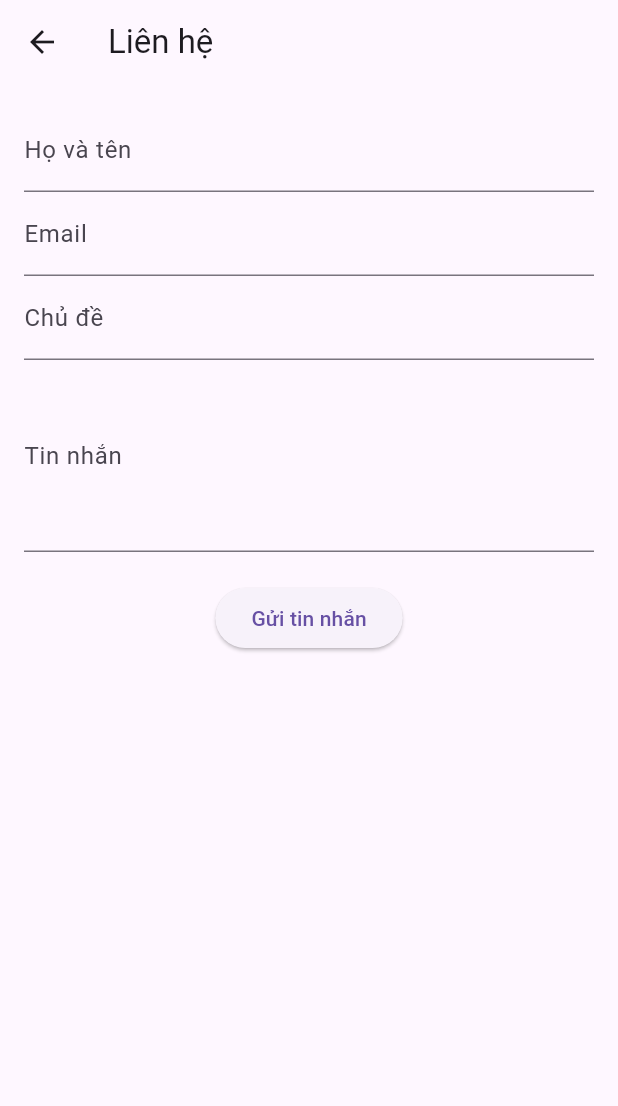
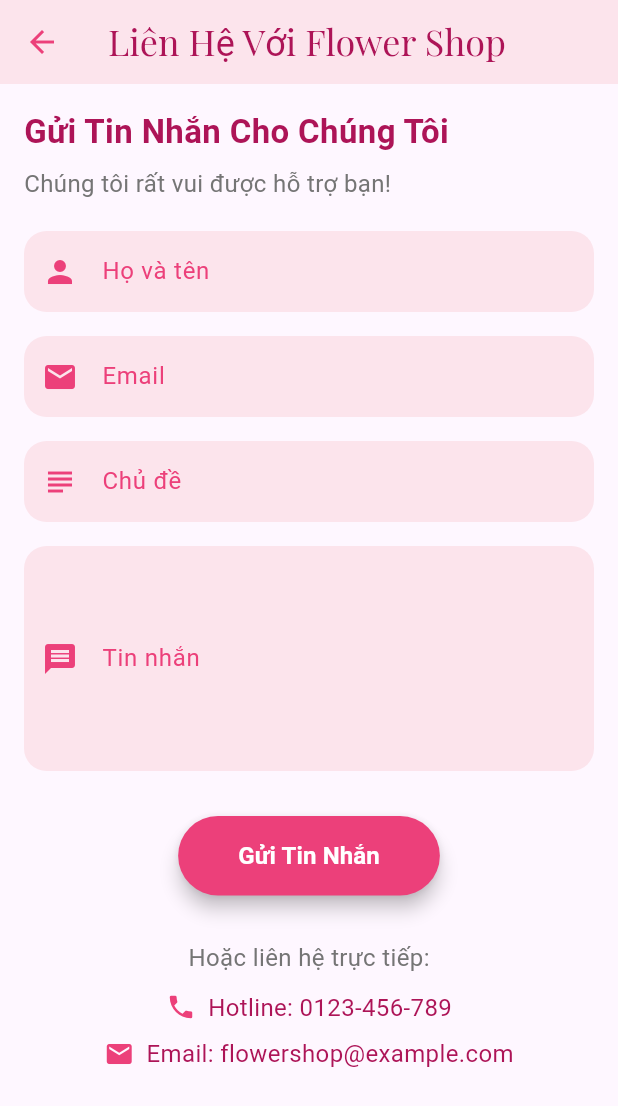
Before and after one commit to tranquocdong1/shop_mobile, a Flutter app: the ContactScreen screen opened directly, on a phone screen of 412 x 824 dp. Shown: the top 1106 px of the screen. Run offline on Flutter 3.47's test engine with Material 3 defaults, Android fonts, the phone set to English and light mode, and no system bars; our stand-ins replace dio; project files that could hold a hidden picture were left out.

Commit message:
add profle screen

```diff
--- a/lib/screens/contact_screen.dart
+++ b/lib/screens/contact_screen.dart
@@ -23,51 +23,200 @@ class _ContactScreenState extends State<ContactScreen> {
 
     bool success = await ContactService.submitContact(contact);
 
+    ScaffoldMessenger.of(context).showSnackBar(
+      SnackBar(
+        content: Text(
+          success ? "Gửi thành công!" : "Gửi thất bại, vui lòng thử lại.",
+          style: TextStyle(color: Colors.white),
+        ),
+        backgroundColor: success ? Colors.green : Colors.red,
+        duration: Duration(seconds: 2),
+      ),
+    );
+
     if (success) {
-      ScaffoldMessenger.of(context).showSnackBar(
-        SnackBar(content: Text("Gửi thành công!")),
-      );
-    } else {
-      ScaffoldMessenger.of(context).showSnackBar(
-        SnackBar(content: Text("Gửi thất bại, vui lòng thử lại.")),
-      );
+      _nameController.clear();
+      _emailController.clear();
+      _subjectController.clear();
+      _messageController.clear();
     }
   }
 
   @override
   Widget build(BuildContext context) {
     return Scaffold(
-      appBar: AppBar(title: Text("Liên hệ")),
-      body: Padding(
+      appBar: AppBar(
+        title: Text(
+          "Liên Hệ Với Flower Shop",
+          style: TextStyle(
+            fontFamily: 'PlayfairDisplay',
+            fontSize: 24,
+            color: Colors.pink[800],
+          ),
+        ),
+        backgroundColor: Colors.pink[50],
+        elevation: 0,
+        iconTheme: IconThemeData(color: Colors.pink[400]),
+      ),
+      body: SingleChildScrollView(
+        child: Padding(
           padding: EdgeInsets.all(16.0),
           child: Column(
+            crossAxisAlignment: CrossAxisAlignment.start,
             children: [
-            TextField(
+              // Header
+              Text(
+                "Gửi Tin Nhắn Cho Chúng Tôi",
+                style: TextStyle(
+                  fontSize: 22,
+                  fontWeight: FontWeight.bold,
+                  color: Colors.pink[800],
+                ),
+              ),
+              SizedBox(height: 8),
+              Text(
+                "Chúng tôi rất vui được hỗ trợ bạn!",
+                style: TextStyle(
+                  fontSize: 16,
+                  color: Colors.grey[600],
+                ),
+              ),
+              SizedBox(height: 20),
+
+              // Form fields
+              _buildTextField(
                 controller: _nameController,
-              decoration: InputDecoration(labelText: "Họ và tên"),
+                label: "Họ và tên",
+                icon: Icons.person,
               ),
-            TextField(
+              SizedBox(height: 16),
+              _buildTextField(
                 controller: _emailController,
-              decoration: InputDecoration(labelText: "Email"),
+                label: "Email",
+                icon: Icons.email,
+                keyboardType: TextInputType.emailAddress,
               ),
-            TextField(
+              SizedBox(height: 16),
+              _buildTextField(
                 controller: _subjectController,
-  decoration: InputDecoration(labelText: "Chủ đề"),
+                label: "Chủ đề",
+                icon: Icons.subject,
+              ),
+              SizedBox(height: 16),
+              _buildTextField(
+                controller: _messageController,
+                label: "Tin nhắn",
+                icon: Icons.message,
+                maxLines: 5,
+              ),
+              SizedBox(height: 30),
+
+              // Nút gửi
+              Center(
+                child: ElevatedButton(
+                  onPressed: _sendMessage,
+                  style: ElevatedButton.styleFrom(
+                    backgroundColor: Colors.pink[400],
+                    padding: EdgeInsets.symmetric(horizontal: 40, vertical: 15),
+                    shape: RoundedRectangleBorder(
+                      borderRadius: BorderRadius.circular(30),
+                    ),
+                    elevation: 5,
+                  ),
+                  child: Text(
+                    "Gửi Tin Nhắn",
+                    style: TextStyle(
+                      fontSize: 16,
+                      fontWeight: FontWeight.bold,
+                      color: Colors.white,
+                    ),
+                  ),
+                ),
               ),
 
-            TextField(
-              controller: _messageController,
-              decoration: InputDecoration(labelText: "Tin nhắn"),
-              maxLines: 4,
+              // Thông tin liên hệ bổ sung
+              SizedBox(height: 30),
+              Center(
+                child: Column(
+                  children: [
+                    Text(
+                      "Hoặc liên hệ trực tiếp:",
+                      style: TextStyle(
+                        fontSize: 16,
+                        color: Colors.grey[600],
                       ),
-            SizedBox(height: 20),
-            ElevatedButton(
-              onPressed: _sendMessage,
-              child: Text("Gửi tin nhắn"),
+                    ),
+                    SizedBox(height: 10),
+                    Row(
+                      mainAxisAlignment: MainAxisAlignment.center,
+                      children: [
+                        Icon(Icons.phone, color: Colors.pink[400], size: 20),
+                        SizedBox(width: 8),
+                        Text(
+                          "Hotline: 0123-456-789",
+                          style: TextStyle(fontSize: 16, color: Colors.pink[800]),
+                        ),
+                      ],
+                    ),
+                    SizedBox(height: 8),
+                    Row(
+                      mainAxisAlignment: MainAxisAlignment.center,
+                      children: [
+                        Icon(Icons.email, color: Colors.pink[400], size: 20),
+                        SizedBox(width: 8),
+                        Text(
+                          "Email: flowershop@example.com",
+                          style: TextStyle(fontSize: 16, color: Colors.pink[800]),
+                        ),
+                      ],
                     ),
                   ],
                 ),
               ),
+            ],
+          ),
+        ),
+      ),
     );
   }
+
+  // Hàm tạo TextField với thiết kế đẹp
+  Widget _buildTextField({
+    required TextEditingController controller,
+    required String label,
+    required IconData icon,
+    int maxLines = 1,
+    TextInputType? keyboardType,
+  }) {
+    return TextField(
+      controller: controller,
+      maxLines: maxLines,
+      keyboardType: keyboardType,
+      decoration: InputDecoration(
+        labelText: label,
+        labelStyle: TextStyle(color: Colors.pink[400]),
+        prefixIcon: Icon(icon, color: Colors.pink[400]),
+        filled: true,
+        fillColor: Colors.pink[50],
+        border: OutlineInputBorder(
+          borderRadius: BorderRadius.circular(15),
+          borderSide: BorderSide.none,
+        ),
+        focusedBorder: OutlineInputBorder(
+          borderRadius: BorderRadius.circular(15),
+          borderSide: BorderSide(color: Colors.pink[400]!, width: 2),
+        ),
+        contentPadding: EdgeInsets.symmetric(vertical: 15, horizontal: 20),
+      ),
+    );
   }
+
+  @override
+  void dispose() {
+    _nameController.dispose();
+    _emailController.dispose();
+    _subjectController.dispose();
+    _messageController.dispose();
+    super.dispose();
+  }
+}
```
Also changed, not shown: lib/screens/home_screen.dart (+15 -33 lines), lib/screens/profile_screen.dart (added, +66 -0 lines). Lines whose indentation alone changed are shown as unchanged.
